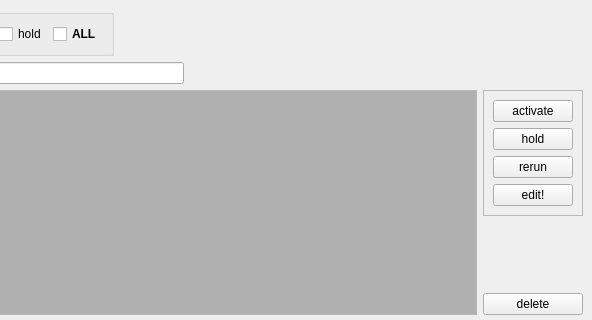
First picture: the form in rbhusUI/lib/rbhusListMod.ui, repository aumanimationstudios/rbhus, before the edit; both pictures show x 267 to 859 and y 0 to 320 of the 859 by 666 pixel window.
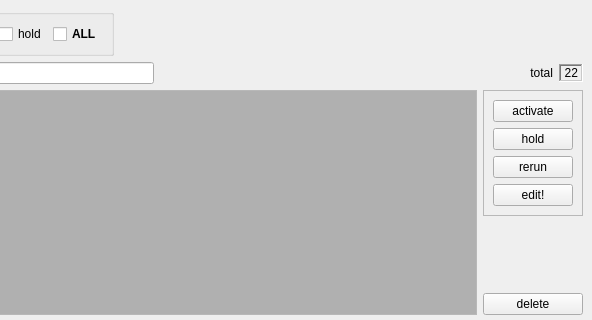
Second picture: the form after the edit.

Commit message: UI right click actions

The edit to the form file:
```diff
--- a/rbhusUI/lib/rbhusListMod.ui
+++ b/rbhusUI/lib/rbhusListMod.ui
@@ -188,6 +188,59 @@
         </property>
        </spacer>
       </item>
+      <item>
+       <widget class="QLabel" name="label_4">
+        <property name="sizePolicy">
+         <sizepolicy hsizetype="Fixed" vsizetype="Fixed">
+          <horstretch>0</horstretch>
+          <verstretch>0</verstretch>
+         </sizepolicy>
+        </property>
+        <property name="text">
+         <string>total</string>
+        </property>
+        <property name="alignment">
+         <set>Qt::AlignRight|Qt::AlignTrailing|Qt::AlignVCenter</set>
+        </property>
+       </widget>
+      </item>
+      <item>
+       <widget class="QLabel" name="labelTaskTotal">
+        <property name="sizePolicy">
+         <sizepolicy hsizetype="Minimum" vsizetype="Fixed">
+          <horstretch>0</horstretch>
+          <verstretch>0</verstretch>
+         </sizepolicy>
+        </property>
+        <property name="layoutDirection">
+         <enum>Qt::LeftToRight</enum>
+        </property>
+        <property name="autoFillBackground">
+         <bool>true</bool>
+        </property>
+        <property name="frameShape">
+         <enum>QFrame::WinPanel</enum>
+        </property>
+        <property name="frameShadow">
+         <enum>QFrame::Sunken</enum>
+        </property>
+        <property name="text">
+         <string>22</string>
+        </property>
+        <property name="textFormat">
+         <enum>Qt::PlainText</enum>
+        </property>
+        <property name="scaledContents">
+         <bool>false</bool>
+        </property>
+        <property name="alignment">
+         <set>Qt::AlignRight|Qt::AlignTrailing|Qt::AlignVCenter</set>
+        </property>
+        <property name="margin">
+         <number>2</number>
+        </property>
+       </widget>
+      </item>
      </layout>
     </item>
     <item>
```
Left out of the diff: 5 changed lines with no effect on the pictures. The commit also changes 2 other files.
